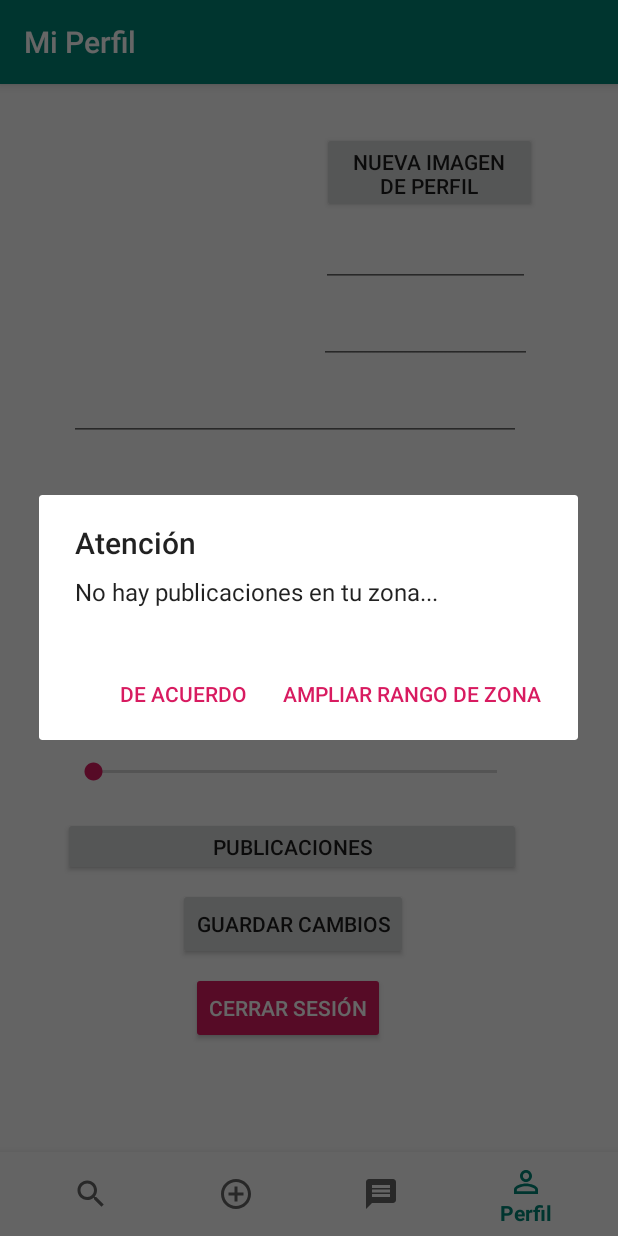
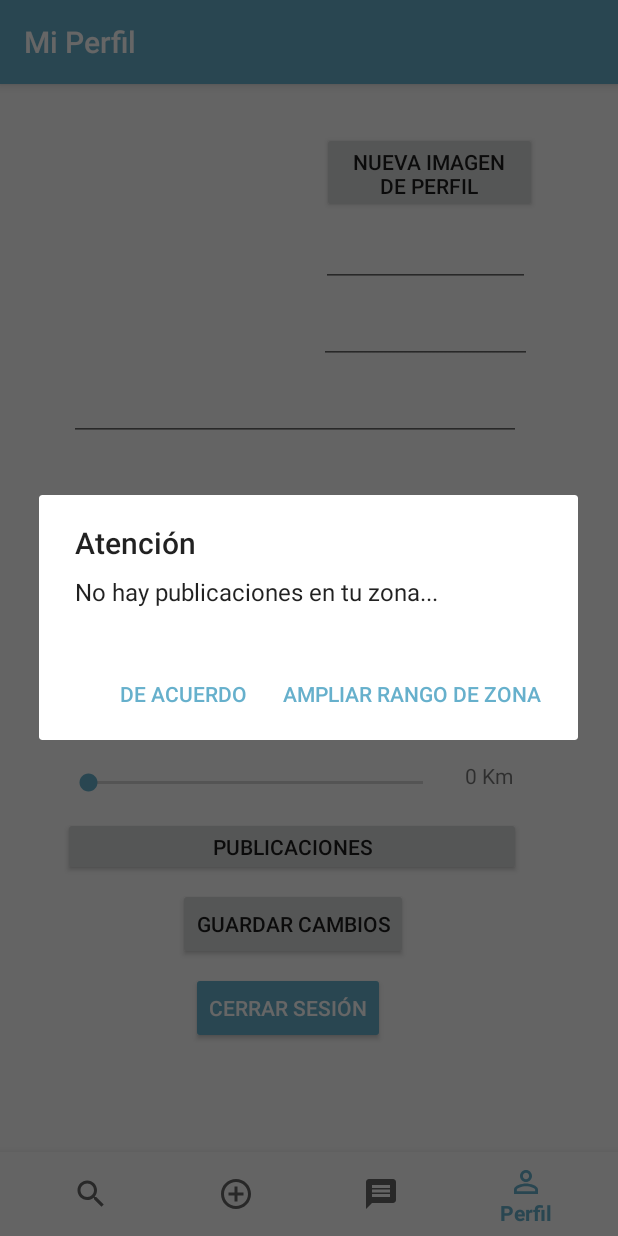
Before and after one commit to EnricCivitRovira/Helpaloo, an Android app: the screen it shows after launch once a user with an empty profile is signed in (MenuActivity), item 4 of the bottom bar chosen, on a phone screen of 412 x 824 dp. Run offline under Robolectric (Android 15) with nearby library versions, the phone set to English and light mode, and no system bars; our stand-ins replace Firebase (no records; nobody signed in at launch, a user with empty details on screens opened directly), Picasso; pictures from the network do not load; 10 statements that could not run were skipped.

Commit message:
Los posts llevan la ubicación y la distancia introducida por el usuario ahora es importante. También se cambia el concepto "en codigo" de usuario, ahora se carga en el menu y se pasa entre las activities así no tenemos que descargar el usuario todo el rato.

```diff
--- a/app/src/main/java/com/example/helpaloo/MenuActivity.java
+++ b/app/src/main/java/com/example/helpaloo/MenuActivity.java
@@ -1,6 +1,7 @@
 package com.example.helpaloo;
 
 import android.app.Application;
+import android.app.ProgressDialog;
 import android.content.Intent;
 import android.net.Uri;
 import android.os.Bundle;
@@ -11,12 +12,17 @@ import com.google.android.material.bottomnavigation.BottomNavigationView;
 import com.google.android.material.navigation.NavigationView;
 import com.google.firebase.auth.FirebaseAuth;
 import com.google.firebase.auth.FirebaseUser;
+import com.google.firebase.database.DataSnapshot;
+import com.google.firebase.database.DatabaseError;
+import com.google.firebase.database.FirebaseDatabase;
+import com.google.firebase.database.ValueEventListener;
 
 import androidx.appcompat.app.AppCompatActivity;
 import androidx.core.view.GravityCompat;
 import androidx.fragment.app.FragmentManager;
 import androidx.fragment.app.FragmentTransaction;
 
+import android.util.Log;
 import android.view.MenuItem;
 import android.widget.TextView;
 
@@ -27,6 +33,11 @@ public class MenuActivity extends AppCompatActivity {
     private Post newPost;
     BottomNavigationView navigation;
     private int fragmentPosition = 99;
+    private String userID;
+    private User user;
+
+    private FirebaseUser currentUser;
+    private FirebaseDatabase mFirebaseDatabase;
 
 
     public int getFragmentPosition() {
@@ -64,13 +75,35 @@ public class MenuActivity extends AppCompatActivity {
     protected void onCreate(Bundle savedInstanceState) {
         super.onCreate(savedInstanceState);
         setContentView(R.layout.activity_menu);
-        setFragment(0);
+        final ProgressDialog progressDialog = new ProgressDialog(this);
+        progressDialog.setTitle("Cargando página principal...");
+        progressDialog.show();
+        mAuth = FirebaseAuth.getInstance();
+        userID = mAuth.getUid();
+
+        mFirebaseDatabase = FirebaseDatabase.getInstance();
+
+        mFirebaseDatabase.getReference("users/"+userID).addValueEventListener(new ValueEventListener() {
+            @Override
+            public void onDataChange(@NonNull DataSnapshot dataSnapshot) {
+                user = dataSnapshot.getValue(User.class);
+                if(fragmentPosition == 99){
+                    setFragment(0);
+                    progressDialog.dismiss();
+                }
+
+            }
+
+            @Override
+            public void onCancelled(@NonNull DatabaseError databaseError) {
+                progressDialog.dismiss();
+            }
+        });
+
         mTextMessage = (TextView) findViewById(R.id.message);
         navigation = (BottomNavigationView) findViewById(R.id.navigation);
         navigation.setOnNavigationItemSelectedListener(mOnNavigationItemSelectedListener);
-        mAuth = FirebaseAuth.getInstance();
-        FirebaseUser currentUser = mAuth.getCurrentUser();
-        // updateUI(currentUser);
+
     }
 
     public void setFragment(int position) {
@@ -81,7 +114,7 @@ public class MenuActivity extends AppCompatActivity {
         switch (position) {
             case 0:
                     if(fragmentPosition != 0) {
-                        SearchPost searchPost = new SearchPost(0);
+                        SearchPost searchPost = new SearchPost(0, user);
                         fragmentTransaction.replace(R.id.fragment, searchPost);
                         fragmentTransaction.commit();
                         fragmentPosition = 0;
@@ -91,7 +124,7 @@ public class MenuActivity extends AppCompatActivity {
                 if(fragmentPosition != 1) {
                     navigation.getMenu().findItem(R.id.addPostMenu).setChecked(true);
                     Post post = new Post();
-                    AddPost addPost = new AddPost(post, 0, 0);
+                    AddPost addPost = new AddPost(post, 0, 0, user);
                     fragmentTransaction.replace(R.id.fragment, addPost);
                     fragmentTransaction.commit();
                     fragmentPosition = 1;
@@ -100,7 +133,7 @@ public class MenuActivity extends AppCompatActivity {
             case 2:
                 if(fragmentPosition != 2) {
                     navigation.getMenu().findItem(R.id.profileMenu).setChecked(true);
-                    Profile myProfile = new Profile("", 0);
+                    Profile myProfile = new Profile(user);
                     fragmentTransaction.replace(R.id.fragment, myProfile);
                     fragmentTransaction.commit();
                     fragmentPosition = 2;
@@ -116,17 +149,14 @@ public class MenuActivity extends AppCompatActivity {
                 }
                 break;
             case 4:
-
                     navigation.getMenu().findItem(R.id.searchPostMenu).setChecked(true);
-                    SearchPost searchPosts = new SearchPost(0);
+                    SearchPost searchPosts = new SearchPost(0, user);
                     fragmentTransaction.replace(R.id.fragment, searchPosts);
                     fragmentTransaction.commit();
                     fragmentPosition = 0;
-
                 break;
             case 5:
-
-                    SearchPost profilePosts = new SearchPost(1);
+                    SearchPost profilePosts = new SearchPost(1, user);
                     fragmentTransaction.replace(R.id.fragment, profilePosts);
                     fragmentTransaction.commit();
                     fragmentPosition = 5;
--- a/app/src/main/java/com/example/helpaloo/MyAdapter.java
+++ b/app/src/main/java/com/example/helpaloo/MyAdapter.java
@@ -36,6 +36,7 @@ class MyAdapter extends RecyclerView.Adapter<MyAdapter.MyViewHolder> {
     private String userID;
     private FirebaseAuth mAuth;
     private int context;
+    private User user;
 
     // Provide a reference to the views for each data item
     // Complex data items may need more than one view per item, and
@@ -58,10 +59,10 @@ class MyAdapter extends RecyclerView.Adapter<MyAdapter.MyViewHolder> {
     }
 
     // Provide a suitable constructor (depends on the kind of dataset)
-    public MyAdapter(ArrayList<Post> postslist, int context) {
+    public MyAdapter(ArrayList<Post> postslist, int context, User user) {
         this.postslist = postslist;
         this.context = context; // 0 -> AllPosts, 1 -> MyPosts
-
+        this.user = user;
     }
 
     // Create new views (invoked by the layout manager)
@@ -81,7 +82,7 @@ class MyAdapter extends RecyclerView.Adapter<MyAdapter.MyViewHolder> {
     public void onBindViewHolder(MyViewHolder holder, int position) {
         final Post post = postslist.get(position);
         MyViewHolder.postName.setText(post.title);
-        MyViewHolder.postPrice.setText(post.prize);
+        MyViewHolder.postPrice.setText(post.prize+ " €");
         String url = post.route;
         if(!url.equals("")){
             Picasso.get().load(url).fit().centerCrop().into(MyViewHolder.postPhoto);
@@ -91,11 +92,11 @@ class MyAdapter extends RecyclerView.Adapter<MyAdapter.MyViewHolder> {
             public void onClick(View v) {
                 if(post.userId.equals(userID)){
                     AppCompatActivity activity = (AppCompatActivity) v.getContext();
-                    AddPost myPost = new AddPost(post, 1, context);
+                    AddPost myPost = new AddPost(post, 1, context, user);
                     activity.getSupportFragmentManager().beginTransaction().replace(R.id.fragment, myPost).addToBackStack(null).commit();
                 }else {
                     AppCompatActivity activity = (AppCompatActivity) v.getContext();
-                    PostDescription openPost = new PostDescription(post);
+                    PostDescription openPost = new PostDescription(post, user);
                     activity.getSupportFragmentManager().beginTransaction().replace(R.id.fragment, openPost).addToBackStack(null).commit();
                 }
 
--- a/app/src/main/java/com/example/helpaloo/Profile.java
+++ b/app/src/main/java/com/example/helpaloo/Profile.java
@@ -45,6 +45,7 @@ import static androidx.constraintlayout.widget.Constraints.TAG;
 @SuppressLint("ValidFragment")
 public class Profile extends Fragment {
 
+    public TextView showKilometers;
     public ImageView profilePic;
     public EditText profileEmail;
     public EditText profileName;
@@ -53,6 +54,8 @@ public class Profile extends Fragment {
     public Button signOut;
     public Button resetPass;
     public Button saveChanges;
+    private Button myPosts;
+
     public SeekBar distancePosts;
     private FirebaseStorage storage;
     StorageReference storageReference;
@@ -65,21 +68,18 @@ public class Profile extends Fragment {
     private static final int PICK_IMAGE_REQUEST = 1;
     private static String routeString;
     private Task<Uri> route;
-    private Button myPosts;
+
     private int type;
     private int pval;
 
     @SuppressLint("ValidFragment")
-    public Profile(String userId, int type) {
-        this.userID = userId;
-        this.type = type;
+    public Profile(User user) {
+        this.user = user;
     }
 
     @Override
     public View onCreateView(LayoutInflater inflater, ViewGroup container, Bundle savedInstanceState) {
         final View view = inflater.inflate(R.layout.fragment_profile, container, false);
-
-        ((MenuActivity) getActivity()).getSupportActionBar().setTitle("Mi Perfil");
 
         // BIND
         profilePic = view.findViewById(R.id.profilePicture);
@@ -92,40 +92,20 @@ public class Profile extends Fragment {
         myPosts = view.findViewById(R.id.myPosts);
         profileSurname = view.findViewById(R.id.profileSurname);
         distancePosts = view.findViewById(R.id.distancePosts);
+        showKilometers = view.findViewById(R.id.distancePostShow);
 
         // FIREBASE
         storage = FirebaseStorage.getInstance();
         storageReference = storage.getReference();
 
+        mAuth = FirebaseAuth.getInstance();
+        mFirebaseDatabase = FirebaseDatabase.getInstance();
+
         // DATA
-        if (type == 0) {
-            mAuth = FirebaseAuth.getInstance();
-            userID = mAuth.getUid();
-        }else{
-            resetPass.setVisibility(view.GONE);
-            saveChanges.setVisibility(view.GONE);
-            profileSurname.setVisibility(view.GONE);
-            signOut.setVisibility(view.GONE);
-            newProfilePic.setVisibility(view.GONE);
-            distancePosts.setVisibility(view.GONE);
-            profileEmail.setVisibility(view.GONE);
-            profileName.setEnabled(false);
-            profileName.setCursorVisible(false);
-            profileName.setKeyListener(null);
-            profileName.setBackgroundColor(Color.TRANSPARENT);
-        }
-        mFirebaseDatabase = FirebaseDatabase.getInstance();
-        mFirebaseDatabase.getReference("users/"+userID).addListenerForSingleValueEvent(new ValueEventListener() {
-            @Override
-            public void onDataChange(@NonNull DataSnapshot dataSnapshot) {
-                showData(dataSnapshot);
-            }
+        ((MenuActivity) getActivity()).getSupportActionBar().setTitle("Mi Perfil");
+        userID = user.userID;
+        showData(user);
 
-            @Override
-            public void onCancelled(@NonNull DatabaseError databaseError) {
-
-            }
-        });
 
         newProfilePic.setOnClickListener(new View.OnClickListener() {
             @Override
@@ -160,7 +140,7 @@ public class Profile extends Fragment {
             @Override
             public void onClick(View v) {
                 if (type == 0) {
-                    SearchPost myPosts = new SearchPost(1);
+                    SearchPost myPosts = new SearchPost(1, user);
                     getActivity().getSupportFragmentManager().beginTransaction()
                             .replace(R.id.fragment, myPosts, "findThisFragment")
                             .addToBackStack(null)
@@ -255,17 +235,19 @@ public class Profile extends Fragment {
         });
     }
 
-    private void showData(DataSnapshot dataSnapshot) {
-        user = dataSnapshot.getValue(User.class);
+    private void showData(User user) {
         profileEmail.setText(user.email);
         profileName.setText(user.name);
         profileSurname.setText(user.surname);
         pval = user.distanceToShowPosts;
         distancePosts.setProgress(pval);
+        showKilometers.setText(Integer.toString(pval)+ " Km");
+        distancePosts.setMax(300);
         distancePosts.setOnSeekBarChangeListener(new SeekBar.OnSeekBarChangeListener() {
             @Override
             public void onProgressChanged(SeekBar seekBar, int progress, boolean fromUser) {
                 pval = progress;
+                showKilometers.setText(Integer.toString(pval)+" Km");
             }
 
             @Override
@@ -275,7 +257,7 @@ public class Profile extends Fragment {
 
             @Override
             public void onStopTrackingTouch(SeekBar seekBar) {
-
+                showKilometers.setText(Integer.toString(pval)+ " Km");
             }
         });
         Log.i("Picture: ", user.toString());
--- a/app/src/main/java/com/example/helpaloo/SearchPost.java
+++ b/app/src/main/java/com/example/helpaloo/SearchPost.java
@@ -3,6 +3,7 @@ package com.example.helpaloo;
 import android.annotation.SuppressLint;
 import android.app.AlertDialog;
 import android.content.Context;
+import android.location.Location;
 import android.net.Uri;
 import android.os.Bundle;
 
@@ -50,11 +51,15 @@ public class SearchPost extends Fragment {
     private RecyclerView rv;
     private int type ;
     private int context;
-
+    private User user;
+    float distance;
+    Location locationPost = new Location("PostLocation");
+    Location locationUser = new Location("UserLocation");
 
     @SuppressLint("ValidFragment")
-    public SearchPost(int type) {
-        this.type = type; // 0 -> All posots, 1 -> My posts, 2-> Their Posts
+    public SearchPost(int type, User user) {
+        this.type = type; // 0 -> All posts, 1 -> My posts, 2-> Their Posts
+        this.user = user;
     }
 
     public SearchPost(int type, String userID) {
@@ -67,28 +72,32 @@ public class SearchPost extends Fragment {
         this.context = context; // 0 -> Coming From Edit MyPost, 1 -> Coming From new Post
     }
 
+
+
     @Override
     public View onCreateView(@NonNull LayoutInflater inflater, @Nullable ViewGroup container, @Nullable Bundle savedInstanceState) {
         final View view = inflater.inflate(R.layout.fragment_search_post, container, false);
 
-
-
         mFirebaseDatabase = FirebaseDatabase.getInstance();
         mAuth = FirebaseAuth.getInstance();
-        FirebaseUser user = mAuth.getCurrentUser();
+        FirebaseUser userFirebase = mAuth.getCurrentUser();
 
         if (type != 2) {
-            userID = user.getUid();
+            userID = userFirebase.getUid();
         }
         rv = view.findViewById(R.id.rv);
 
         if(type == 0) {
+
+            locationUser.setLatitude(user.latitude);
+            locationUser.setLongitude(user.longitude);
+
             ((MenuActivity) getActivity()).getSupportActionBar().setTitle("Buscar Anuncios");
 
             mFirebaseDatabase.getReference("allPosts").addListenerForSingleValueEvent(new ValueEventListener() {
                 @Override
                 public void onDataChange(@NonNull DataSnapshot dataSnapshot) {
-                    showData(dataSnapshot);
+                    showData(dataSnapshot, type);
                 }
 
                 @Override
@@ -103,7 +112,7 @@ public class SearchPost extends Fragment {
             mFirebaseDatabase.getReference("posts/"+userID).addListenerForSingleValueEvent(new ValueEventListener() {
                 @Override
                 public void onDataChange(@NonNull DataSnapshot dataSnapshot) {
-                    showData(dataSnapshot);
+                    showData(dataSnapshot, type);
                 }
 
                 @Override
@@ -119,7 +128,7 @@ public class SearchPost extends Fragment {
             mFirebaseDatabase.getReference("posts/"+userID).addListenerForSingleValueEvent(new ValueEventListener() {
                 @Override
                 public void onDataChange(@NonNull DataSnapshot dataSnapshot) {
-                    showData(dataSnapshot);
+                    showData(dataSnapshot, type);
                 }
 
                 @Override
@@ -133,25 +142,37 @@ public class SearchPost extends Fragment {
         return view;
     }
 
-    private void showData(DataSnapshot dataSnapshot) {
+    @SuppressLint("LongLogTag")
+    private void showData(DataSnapshot dataSnapshot, int type ) {
         for(DataSnapshot ds : dataSnapshot.getChildren()){
             Post post = ds.getValue(Post.class);
-            posts.add(post);
+            if(type == 0) {
+                locationPost.setLatitude(post.latitude);
+                locationPost.setLongitude(post.longitude);
+                distance = locationUser.distanceTo(locationPost)/1000;
+                Log.i(
+                        "DISTANCIA ", "entre: Lat "+ locationPost.getLatitude() +
+                        " Long " + locationPost.getLongitude() +
+                        " y Lat: "+ locationUser.getLatitude() +
+                                " Long: "+ locationUser.getLongitude() +" es de: "+ String.valueOf(distance)+ " Kilometros");
+                if(user.distanceToShowPosts>distance) {
+                    posts.add(post);
+                }
+            }else{
+                posts.add(post);
+            }
         }
-
         if (posts.size() == 0){
             if (context != 1) {
                 openDialog();
             }
             // Toast.makeText(getActivity(), "No tienes publicaciones :( ", Toast.LENGTH_SHORT).show();
         }
-
         rv.setHasFixedSize(true);
         layoutManager = new LinearLayoutManager(getContext());
         rv.setLayoutManager(layoutManager);
-        MyAdapter adapter =  new MyAdapter(posts, type);
+        MyAdapter adapter =  new MyAdapter(posts, type, user);
         rv.setAdapter(adapter);
-
     }
 
     private void openDialog() {
--- a/app/src/main/res/layout/fragment_profile.xml
+++ b/app/src/main/res/layout/fragment_profile.xml
@@ -131,15 +131,24 @@
 
         <SeekBar
             android:id="@+id/distancePosts"
-            android:layout_width="301dp"
-            android:layout_height="35dp"
+            android:layout_width="255dp"
+            android:layout_height="29dp"
             android:layout_marginStart="8dp"
             android:layout_marginEnd="8dp"
-            android:layout_marginBottom="12dp"
+            android:layout_marginBottom="8dp"
             app:layout_constraintBottom_toTopOf="@+id/myPosts"
+            app:layout_constraintEnd_toStartOf="@+id/distancePostShow"
+            app:layout_constraintHorizontal_bias="0.894"
+            app:layout_constraintStart_toStartOf="parent" />
+
+        <TextView
+            android:id="@+id/distancePostShow"
+            android:layout_width="50dp"
+            android:layout_height="29dp"
+            android:layout_marginEnd="52dp"
+            app:layout_constraintBottom_toBottomOf="@+id/distancePosts"
             app:layout_constraintEnd_toEndOf="parent"
-            app:layout_constraintHorizontal_bias="0.404"
-            app:layout_constraintStart_toStartOf="parent" />
+            app:layout_constraintTop_toTopOf="@+id/distancePosts" />
 
     </androidx.constraintlayout.widget.ConstraintLayout>
 </FrameLayout>
--- a/app/src/main/res/values/colors.xml
+++ b/app/src/main/res/values/colors.xml
@@ -1,6 +1,6 @@
 <?xml version="1.0" encoding="utf-8"?>
 <resources>
-    <color name="colorPrimary">#008577</color>
-    <color name="colorPrimaryDark">#00574B</color>
-    <color name="colorAccent">#D81B60</color>
+    <color name="colorPrimary">#66B0CC</color>
+    <color name="colorPrimaryDark">#66B0CC</color>
+    <color name="colorAccent">#66B0CC</color>
 </resources>
```
Also changed, not shown: app/src/main/java/com/example/helpaloo/AddPost.java (+26 -27 lines), app/src/main/java/com/example/helpaloo/MainActivity.java (+13 -6 lines), app/src/main/java/com/example/helpaloo/Post.java (+25 -2 lines), app/src/main/java/com/example/helpaloo/PostDescription.java (+9 -16 lines).
